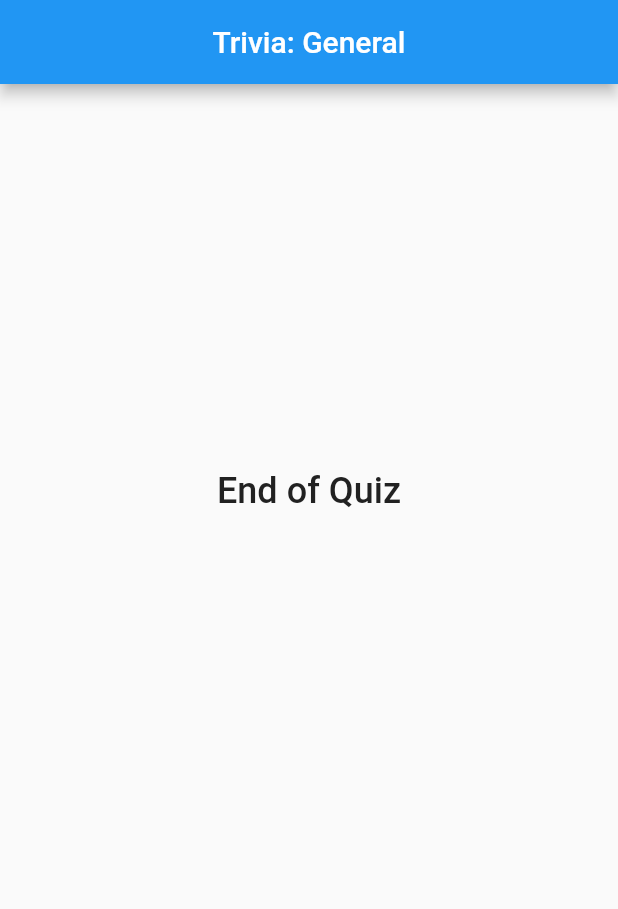
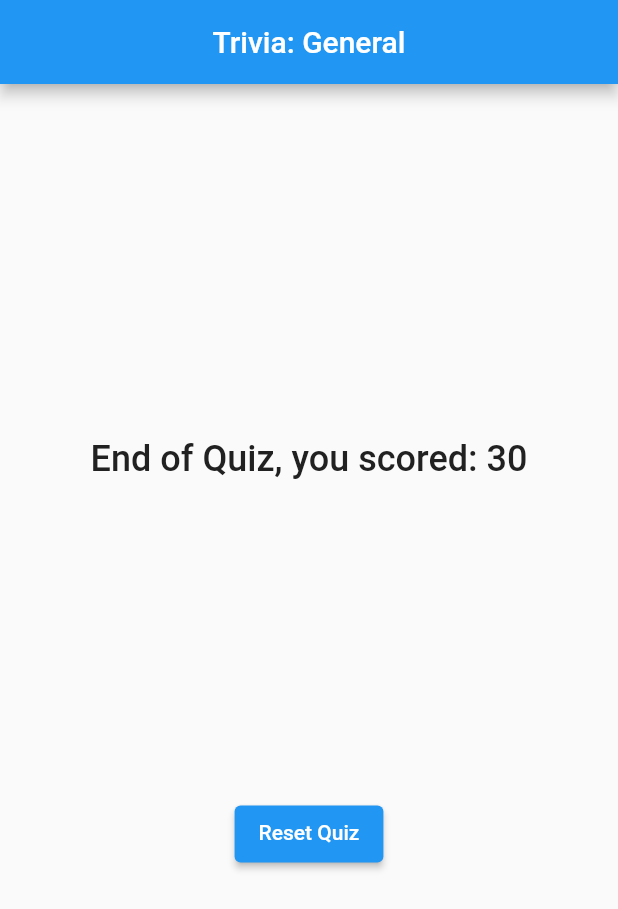
Before and after one commit to if3chi/trivia, a Flutter app: the screen it shows after launch, after a tap on "Wild Wild West", after a tap on "Octagon", after a tap on "Fear of goats", on a phone screen of 412 x 824 dp. Shown: the top 909 px of the screen. Run offline on Flutter 3.47's test engine with Material 2 defaults, Android fonts, the light colour scheme and no system bars.

Commit message:
Added Dummy Result screen and Refactored

```diff
--- /dev/null
+++ b/lib/components/main_text.dart
@@ -0,0 +1,23 @@
+import 'package:flutter/material.dart';
+
+class MainText extends StatelessWidget {
+  final String text;
+
+  const MainText({
+    Key? key,
+    required this.text,
+  }) : super(key: key);
+
+  @override
+  Widget build(BuildContext context) {
+    return Text(
+      text,
+      style: TextStyle(
+        color: Colors.grey[900],
+        fontSize: 24.0,
+        fontWeight: FontWeight.w500,
+      ),
+      textAlign: TextAlign.center,
+    );
+  }
+}
--- a/lib/main.dart
+++ b/lib/main.dart
@@ -1,4 +1,5 @@
 import 'package:flutter/material.dart';
+
 import 'package:my_trivia/screens/trivia_home.dart';
 
 void main() => runApp(const Trivia());
--- a/lib/props/question.dart
+++ b/lib/props/question.dart
@@ -1,22 +1,41 @@
 import 'package:flutter/material.dart';
 
+import 'package:my_trivia/components/main_text.dart';
+import 'package:my_trivia/components/answer_button.dart';
+
 class Question extends StatelessWidget {
+  final List answers;
   final String question;
-  const Question({Key? key, required this.question}) : super(key: key);
+  final VoidCallback choice;
+
+  const Question({
+    Key? key,
+    required this.question,
+    required this.answers,
+    required this.choice,
+  }) : super(key: key);
 
   @override
   Widget build(BuildContext context) {
-    return SizedBox(
-      width: double.infinity,
-      child: Text(
-        question,
-        style: TextStyle(
-          color: Colors.grey[900],
-          fontSize: 24.0,
-          fontWeight: FontWeight.w500,
+    return Column(
+      mainAxisAlignment: MainAxisAlignment.spaceEvenly,
+      children: [
+        SizedBox(
+          width: double.infinity,
+          child: MainText(text: question),
         ),
-        textAlign: TextAlign.center,
-      ),
+        Row(
+          mainAxisAlignment: MainAxisAlignment.center,
+          children: [
+            ...answers.map(
+              (answer) => AnswerButton(
+                answerText: answer,
+                ansQuestion: choice,
+              ),
+            ),
+          ],
+        )
+      ],
     );
   }
 }
--- /dev/null
+++ b/lib/props/result.dart
@@ -0,0 +1,26 @@
+import 'package:flutter/material.dart';
+
+import 'package:my_trivia/components/main_text.dart';
+import 'package:my_trivia/components/answer_button.dart';
+
+class Result extends StatelessWidget {
+  final int result;
+  final VoidCallback resetQuiz;
+
+  const Result({Key? key, required this.result, required this.resetQuiz})
+      : super(key: key);
+
+  @override
+  Widget build(BuildContext context) {
+    return SizedBox(
+      width: double.infinity,
+      child: Column(
+        mainAxisAlignment: MainAxisAlignment.spaceEvenly,
+        children: [
+          MainText(text: "End of Quiz, you scored: $result"),
+          AnswerButton(answerText: 'Reset Quiz', ansQuestion: resetQuiz)
+        ],
+      ),
+    );
+  }
+}
--- a/lib/res/quiz.dart
+++ b/lib/res/quiz.dart
@@ -14,11 +14,11 @@ class Quiz {
     }
   ];
 
-  String question(int index) => _checkList(index)
+  String question(int index) => hasMoreQtns(index)
       ? _questionsList[index]['question'].toString()
       : 'End of Quiz';
   List answers(int index) =>
-      _checkList(index) ? _questionsList[index]['answer'] as List : [];
+      hasMoreQtns(index) ? _questionsList[index]['answer'] as List : [];
 
-  bool _checkList(int index) => index < _questionsList.length;
+  bool hasMoreQtns(int index) => index < _questionsList.length;
 }
--- a/lib/screens/trivia_home.dart
+++ b/lib/screens/trivia_home.dart
@@ -1,8 +1,8 @@
 import 'package:flutter/material.dart';
 
 import 'package:my_trivia/res/quiz.dart';
+import 'package:my_trivia/props/result.dart';
 import 'package:my_trivia/props/question.dart';
-import 'package:my_trivia/props/answer_button.dart';
 
 class TriviaHome extends StatefulWidget {
   const TriviaHome({Key? key}) : super(key: key);
@@ -21,27 +21,26 @@ class TriviaHomeState extends State<TriviaHome> {
     });
   }
 
+  void resetQuiz() {
+    setState(() {
+      questionIndex = 0;
+    });
+  }
+
   @override
   Widget build(BuildContext context) {
     return Padding(
       padding: const EdgeInsets.all(32.0),
-      child: Column(
-        mainAxisAlignment: MainAxisAlignment.spaceEvenly,
-        children: [
-          Question(question: quiz.question(questionIndex)),
-          Row(
-            mainAxisAlignment: MainAxisAlignment.center,
-            children: [
-              ...quiz.answers(questionIndex).map(
-                    (answer) => AnswerButton(
-                      answerText: answer,
-                      ansQuestion: ansQuestion,
-                    ),
-                  ),
-            ],
-          )
-        ],
-      ),
+      child: quiz.hasMoreQtns(questionIndex)
+          ? Question(
+              question: quiz.question(questionIndex),
+              answers: quiz.answers(questionIndex),
+              choice: ansQuestion,
+            )
+          : Result(
+              resetQuiz: resetQuiz,
+              result: 30,
+            ),
     );
   }
 }
```
Also changed, not shown: lib/components/answer_button.dart (renamed from lib/props/answer_button.dart).
